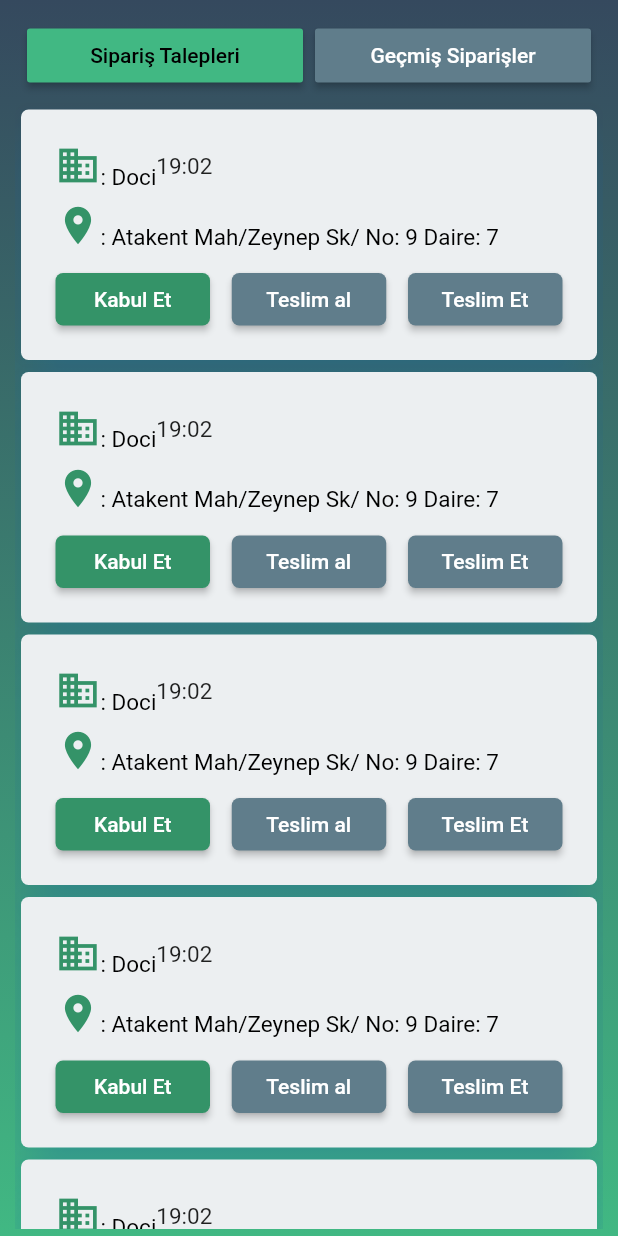
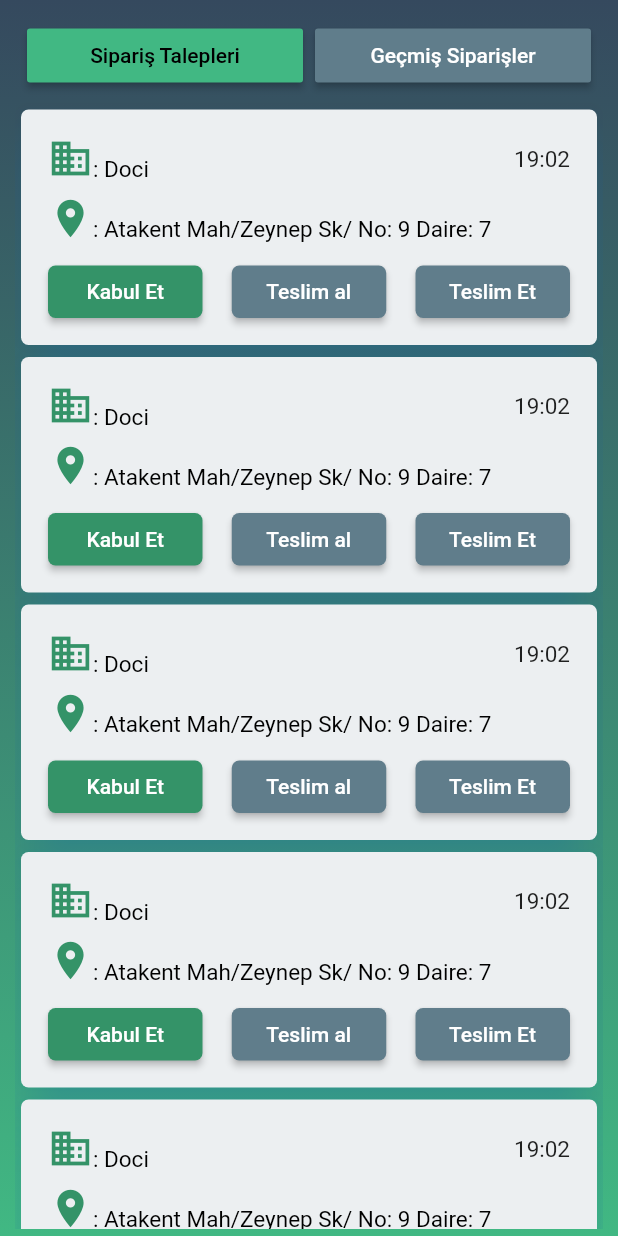
Before and after one commit to GorkemOzgur/delivery_app, a Flutter app: the screen it shows after launch, on a phone screen of 412 x 824 dp. Run offline on Flutter 3.47's test engine with Material 2 defaults, Android fonts, the phone set to English and light mode, and no system bars.

Commit message:
Saat gösterim kısmı ekrana göre optimize edildi.

```diff
--- a/lib/page/DriverHomePage.dart
+++ b/lib/page/DriverHomePage.dart
@@ -213,7 +213,7 @@ DriverFood(BuildContext context){
                 Expanded(
                   child: Container(
                     child: Padding(
-                      padding: const EdgeInsets.all(15),
+                      padding: const EdgeInsets.all(10),
                       child: Column(
                         crossAxisAlignment: CrossAxisAlignment.start,
                         mainAxisAlignment: MainAxisAlignment.spaceEvenly,
@@ -223,6 +223,7 @@ DriverFood(BuildContext context){
                             child: Column(
                               children: <Widget>[
                                 Row(
+                                  mainAxisAlignment: MainAxisAlignment.spaceBetween ,
                                   children: <Widget>[
                                     RichText(
                                       text: TextSpan(
@@ -238,11 +239,8 @@ DriverFood(BuildContext context){
                                   )
                                 ),
 
-                                    Container(
-
-                                      child: Text('19:02',
-                                        style: TextStyle( fontSize: 15.0,),),
-                                    ),
+                                Text('19:02',
+                                      style: TextStyle( fontSize: 15.0,),),
                                   ],
                                 ),
 
```
